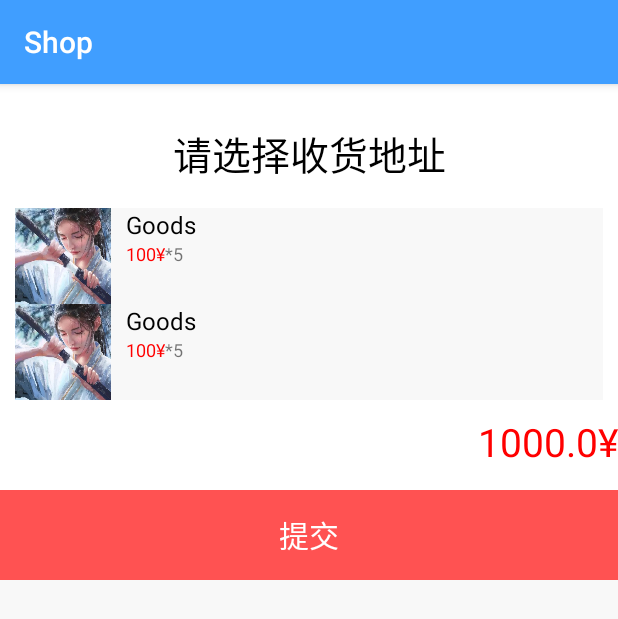
After one commit to blacknight2018/androidShop, an Android app: the CreateOrder screen opened directly, with no data from a screen before it, on a phone screen of 412 x 824 dp. The commit adds this screen. Shown: the top 619 px of the screen. Run offline under Robolectric (Android 15) with nearby library versions, the phone set to English and light mode, and no system bars; pictures from the network do not load.

Commit message:
添加创建订单的界面,完成了选择收货地址功能

```diff
--- a/app/src/main/AndroidManifest.xml
+++ b/app/src/main/AndroidManifest.xml
@@ -15,10 +15,11 @@
         android:supportsRtl="true"
         android:theme="@style/AppTheme"
         android:usesCleartextTraffic="true">
+        <activity android:name=".CreateOrder"></activity>
         <activity
             android:name=".MainActivity"
             android:label="@string/title_activity_login"
-            android:theme="@style/AppTheme"></activity>
+            android:theme="@style/AppTheme" />
         <activity
             android:name=".GoodsDetail"
             android:label="@string/activity_goods_detail"
--- /dev/null
+++ b/app/src/main/java/com/example/fuck2/CreateOrder.java
@@ -0,0 +1,79 @@
+package com.example.fuck2;
+
+import android.content.Intent;
+import android.os.Bundle;
+import android.view.ViewGroup;
+import android.widget.LinearLayout;
+import android.widget.TextView;
+
+import androidx.annotation.Nullable;
+import androidx.appcompat.app.AppCompatActivity;
+import androidx.constraintlayout.widget.ConstraintLayout;
+
+import com.example.fuck2.ui.CreateOrderCart;
+import com.example.fuck2.ui.PreViewAddress;
+
+public class CreateOrder extends AppCompatActivity {
+    private LinearLayout linearLayout;
+    private PreViewAddress preViewAddress;
+    private CreateOrderCart createOrderCart;
+    private TextView totalPriceView;
+
+    private void addOneCart(String title, float price, int amount) {
+        createOrderCart = new CreateOrderCart(CreateOrder.this);
+        ConstraintLayout.LayoutParams layoutParams = (ConstraintLayout.LayoutParams) createOrderCart.getLayoutParams();
+        if (layoutParams == null) {
+            layoutParams = new ConstraintLayout.LayoutParams(ViewGroup.LayoutParams.MATCH_PARENT, ViewGroup.LayoutParams.WRAP_CONTENT);
+        }
+        layoutParams.setMargins(0, 0, 0, 10);
+        createOrderCart.setLayoutParams(layoutParams);
+        linearLayout.addView(createOrderCart);
+
+    }
+
+    void setTotalPrice(float totalPrice) {
+        totalPriceView.setText(String.valueOf(totalPrice) + "¥");
+    }
+
+    @Override
+    protected void onActivityResult(int requestCode, int resultCode, @Nullable Intent data) {
+        super.onActivityResult(requestCode, resultCode, data);
+        System.out.println(data.getStringExtra("nick_name"));
+        if (requestCode == 0 && resultCode == RESULT_OK) {
+            int address_id = data.getIntExtra("address_id", 0);
+            String nickName = data.getStringExtra("nick_name");
+            String detail = data.getStringExtra("detail");
+            String phone = data.getStringExtra("phone");
+            preViewAddress.changeToSelectMode(false);
+            preViewAddress.setPhone(phone);
+            preViewAddress.setDetail(detail);
+            preViewAddress.setNickName(nickName);
+            preViewAddress.hiddenEditIcon();
+            preViewAddress.setAddressId(address_id);
+        }
+    }
+
+    @Override
+    protected void onCreate(Bundle savedInstanceState) {
+        super.onCreate(savedInstanceState);
+        setContentView(R.layout.activity_create_order);
+        linearLayout = findViewById(R.id.cart_set);
+        preViewAddress = new PreViewAddress(CreateOrder.this) {
+            @Override
+            public void itemClick(String nick_name, String phone, String detail) {
+                super.itemClick(nick_name, phone, detail);
+                Intent intent = new Intent(CreateOrder.this, AddressList.class);
+                startActivityForResult(intent, 0);
+            }
+        };
+        totalPriceView = findViewById(R.id.total_price);
+        preViewAddress.changeToSelectMode(true);
+
+        linearLayout.addView(preViewAddress, 0);
+        String cartId = getIntent().getStringExtra("cart_id");
+        addOneCart(null, 0, 0);
+        addOneCart(null, 0, 0);
+        setTotalPrice(1000);
+        System.out.println(cartId);
+    }
+}
--- /dev/null
+++ b/app/src/main/java/com/example/fuck2/ui/CreateOrderCart.java
@@ -0,0 +1,87 @@
+package com.example.fuck2.ui;
+
+import android.content.Context;
+import android.util.AttributeSet;
+import android.view.LayoutInflater;
+import android.widget.ImageView;
+import android.widget.TextView;
+
+import androidx.annotation.NonNull;
+import androidx.annotation.Nullable;
+import androidx.constraintlayout.widget.ConstraintLayout;
+
+import com.bumptech.glide.Glide;
+import com.example.fuck2.R;
+
+public class CreateOrderCart extends ConstraintLayout {
+
+    private ImageView imageView;
+    private TextView priceView;
+    private TextView amountView;
+    private float price;
+    private int amount;
+    private String imageUrl;
+
+    public int getSubGoodsId() {
+        return subGoodsId;
+    }
+
+    public void setSubGoodsId(int subGoodsId) {
+        this.subGoodsId = subGoodsId;
+    }
+
+    private int subGoodsId;
+
+    public float getPrice() {
+        return price;
+    }
+
+    public void setPrice(float price) {
+        this.price = price;
+        priceView.setText(String.valueOf(price) + "¥" + "*" + String.valueOf(amount));
+    }
+
+    public int getAmount() {
+        return amount;
+    }
+
+    public void setAmount(int amount) {
+        this.amount = amount;
+    }
+
+    public String getImageUrl() {
+        return imageUrl;
+    }
+
+    public void setImageUrl(String imageUrl) {
+        this.imageUrl = imageUrl;
+        Glide.with(getContext()).load(imageUrl).into(imageView);
+    }
+
+    public void loadLayout(Context context) {
+        LayoutInflater.from(context).inflate(R.layout.create_order_cart, this, true);
+        imageView = findViewById(R.id.img);
+        priceView = findViewById(R.id.price);
+        amountView = findViewById(R.id.amount);
+    }
+
+    public CreateOrderCart(@NonNull Context context) {
+        super(context);
+        loadLayout(context);
+    }
+
+    public CreateOrderCart(@NonNull Context context, @Nullable AttributeSet attrs) {
+        super(context, attrs);
+        loadLayout(context);
+    }
+
+    public CreateOrderCart(@NonNull Context context, @Nullable AttributeSet attrs, int defStyleAttr) {
+        super(context, attrs, defStyleAttr);
+        loadLayout(context);
+    }
+
+    public CreateOrderCart(@NonNull Context context, @Nullable AttributeSet attrs, int defStyleAttr, int defStyleRes) {
+        super(context, attrs, defStyleAttr, defStyleRes);
+        loadLayout(context);
+    }
+}
--- a/app/src/main/java/com/example/fuck2/ui/PreViewAddress.java
+++ b/app/src/main/java/com/example/fuck2/ui/PreViewAddress.java
@@ -15,6 +15,18 @@ import com.example.fuck2.R;
 public class PreViewAddress extends LinearLayout {
     private int addressId;
     private String nick_name, detail, phone;
+    private ImageView editView;
+    private TextView phoneView;
+    private TextView detailView;
+    private TextView nameView;
+    private TextView tipsView;
+
+    public void hiddenEditIcon() {
+
+        editView.setVisibility(GONE);
+        LinearLayout linearLayout = findViewById(R.id.info_bar);
+        linearLayout.removeView(editView);
+    }
 
     public int getAddressId() {
         return addressId;
@@ -30,7 +42,6 @@ public class PreViewAddress extends LinearLayout {
 
     public void setNickName(String nick_name) {
         this.nick_name = nick_name;
-        TextView nameView = findViewById(R.id.nick_name);
         nameView.setText(nick_name);
     }
 
@@ -40,7 +51,6 @@ public class PreViewAddress extends LinearLayout {
 
     public void setDetail(String detail) {
         this.detail = detail;
-        TextView detailView = findViewById(R.id.detail);
         detailView.setText(detail);
     }
 
@@ -49,7 +59,6 @@ public class PreViewAddress extends LinearLayout {
     }
 
     public void setPhone(String phone) {
-        TextView phoneView = findViewById(R.id.phone);
         phoneView.setText(phone);
         this.phone = phone;
     }
@@ -62,9 +71,33 @@ public class PreViewAddress extends LinearLayout {
 
     }
 
+    /**
+     * 改变成选择提示
+     */
+    public void changeToSelectMode(boolean status) {
+        if (status) {
+            phoneView.setVisibility(INVISIBLE);
+            nameView.setVisibility(INVISIBLE);
+            detailView.setVisibility(INVISIBLE);
+            editView.setVisibility(INVISIBLE);
+            tipsView.setVisibility(VISIBLE);
+
+        } else {
+            phoneView.setVisibility(VISIBLE);
+            nameView.setVisibility(VISIBLE);
+            detailView.setVisibility(VISIBLE);
+            editView.setVisibility(VISIBLE);
+            tipsView.setVisibility(INVISIBLE);
+        }
+    }
+
     public void loadLayout(Context context) {
         LayoutInflater.from(context).inflate(R.layout.preview_address, this, true);
-        ImageView editView = findViewById(R.id.edit);
+        editView = findViewById(R.id.edit);
+        phoneView = findViewById(R.id.phone);
+        detailView = findViewById(R.id.detail);
+        nameView = findViewById(R.id.nick_name);
+        tipsView = findViewById(R.id.tips);
         LinearLayout linearLayout = findViewById(R.id.item);
         linearLayout.setOnClickListener(new OnClickListener() {
             @Override
@@ -83,6 +116,7 @@ public class PreViewAddress extends LinearLayout {
     public PreViewAddress(Context context) {
         super(context);
         loadLayout(context);
+        changeToSelectMode(false);
     }
 
     public PreViewAddress(Context context, @Nullable AttributeSet attrs) {
--- /dev/null
+++ b/app/src/main/res/layout/activity_create_order.xml
@@ -0,0 +1,54 @@
+<?xml version="1.0" encoding="utf-8"?>
+<LinearLayout xmlns:android="http://schemas.android.com/apk/res/android"
+    xmlns:tools="http://schemas.android.com/tools"
+    android:id="@+id/main_view"
+    android:layout_width="match_parent"
+    android:layout_height="match_parent"
+    android:background="@color/backGroundPrimary"
+    android:orientation="vertical"
+    tools:context=".CreateOrder">
+
+<!--    <com.example.fuck2.ui.PreViewAddress-->
+<!--        android:clickable="true"-->
+<!--        android:id="@+id/address"-->
+<!--        android:layout_width="match_parent"-->
+<!--        android:layout_height="wrap_content" />-->
+
+    <ScrollView
+        android:layout_width="match_parent"
+        android:layout_height="wrap_content">
+
+        <LinearLayout
+            android:id="@+id/cart_set"
+            android:layout_width="match_parent"
+            android:layout_height="wrap_content"
+            android:background="@color/backGroundSecond"
+            android:orientation="vertical"
+            android:padding="10dp">
+
+<!--            <com.example.fuck2.ui.CreateOrderCart-->
+<!--                android:layout_width="match_parent"-->
+<!--                android:layout_height="wrap_content"-->
+<!--                android:layout_marginBottom="10dp" />-->
+        </LinearLayout>
+    </ScrollView>
+
+    <TextView
+        android:id="@+id/total_price"
+        android:background="@color/backGroundSecond"
+        android:layout_width="match_parent"
+        android:layout_height="50dp"
+        android:gravity="right"
+        android:text="100"
+        android:textColor="@color/price"
+        android:textSize="26sp" />
+
+    <TextView
+        android:layout_width="match_parent"
+        android:layout_height="60dp"
+        android:background="@color/btn_submit2"
+        android:gravity="center"
+        android:text="@string/btn_submit"
+        android:textColor="#ffffff"
+        android:textSize="20dp" />
+</LinearLayout>
--- /dev/null
+++ b/app/src/main/res/layout/create_order_cart.xml
@@ -0,0 +1,48 @@
+<?xml version="1.0" encoding="utf-8"?>
+<androidx.constraintlayout.widget.ConstraintLayout xmlns:android="http://schemas.android.com/apk/res/android"
+    xmlns:app="http://schemas.android.com/apk/res-auto"
+    android:layout_width="match_parent"
+    android:layout_height="match_parent"
+    android:background="@color/backGroundPrimary">
+
+    <ImageView
+        android:id="@+id/img"
+        android:layout_width="64dp"
+        android:layout_height="64dp"
+        android:background="@drawable/avatar"
+        app:layout_constraintLeft_toLeftOf="parent"
+        app:layout_constraintTop_toTopOf="parent" />
+
+    <TextView
+        android:id="@+id/title"
+        android:layout_width="wrap_content"
+        android:layout_height="wrap_content"
+        android:layout_marginLeft="10dp"
+        android:text="Goods"
+        android:textColor="#000000"
+        android:textSize="16sp"
+        app:layout_constraintRight_toRightOf="@id/img"
+        app:layout_constraintStart_toEndOf="@+id/img"
+        app:layout_constraintTop_toTopOf="parent" />
+
+    <TextView
+        android:id="@+id/price"
+        android:layout_width="wrap_content"
+        android:layout_height="wrap_content"
+        android:layout_marginLeft="10dp"
+        android:text="100¥"
+        android:textColor="@color/price"
+        android:textSize="12sp"
+        app:layout_constraintLeft_toLeftOf="@+id/img"
+        app:layout_constraintStart_toEndOf="@+id/img"
+        app:layout_constraintTop_toBottomOf="@+id/title" />
+
+    <TextView
+        android:id="@+id/amount"
+        android:layout_width="wrap_content"
+        android:layout_height="wrap_content"
+        android:text="*5"
+        android:textSize="12sp"
+        app:layout_constraintStart_toEndOf="@+id/price"
+        app:layout_constraintTop_toBottomOf="@+id/title" />
+</androidx.constraintlayout.widget.ConstraintLayout>
--- a/app/src/main/res/layout/fragment_dashboard.xml
+++ b/app/src/main/res/layout/fragment_dashboard.xml
@@ -86,6 +86,7 @@
             app:layout_constraintTop_toTopOf="parent" />
 
         <TextView
+            android:id="@+id/submit"
             android:layout_width="130dp"
             android:layout_height="match_parent"
             android:background="@color/btn_submit2"
--- a/app/src/main/res/layout/preview_address.xml
+++ b/app/src/main/res/layout/preview_address.xml
@@ -12,6 +12,19 @@
     <androidx.constraintlayout.widget.ConstraintLayout
         android:layout_width="match_parent"
         android:layout_height="match_parent">
+
+        <TextView
+            android:id="@+id/tips"
+            android:layout_width="match_parent"
+            android:layout_height="wrap_content"
+            android:gravity="center"
+            android:text="@string/select_address"
+            android:textColor="#000000"
+            android:textSize="26sp"
+            app:layout_constraintBottom_toBottomOf="parent"
+            app:layout_constraintLeft_toLeftOf="parent"
+            app:layout_constraintRight_toRightOf="parent"
+            app:layout_constraintTop_toTopOf="parent" />
 
         <LinearLayout
             android:id="@+id/info_bar"
@@ -50,11 +63,11 @@
 
         <ImageView
             android:id="@+id/edit"
-            android:clickable="true"
             android:layout_width="30dp"
             android:layout_height="30dp"
             android:layout_marginRight="20dp"
             android:background="@drawable/editor"
+            android:clickable="true"
             app:layout_constraintBottom_toBottomOf="parent"
             app:layout_constraintRight_toRightOf="parent"
             app:layout_constraintTop_toTopOf="parent" />
--- a/app/src/main/res/values/strings.xml
+++ b/app/src/main/res/values/strings.xml
@@ -29,4 +29,5 @@
     <string name="invalid_username">用户名无效</string>
     <string name="invalid_password">密码必须至少5位数字</string>
     <string name="login_failed">登录失败</string>
+    <string name="select_address">请选择收货地址</string>
 </resources>
```
Also changed, not shown: app/src/main/java/com/example/fuck2/AddressList.java (+8 -0 lines), app/src/main/java/com/example/fuck2/ui/dashboard/DashboardFragment.java (+29 -1 lines).
